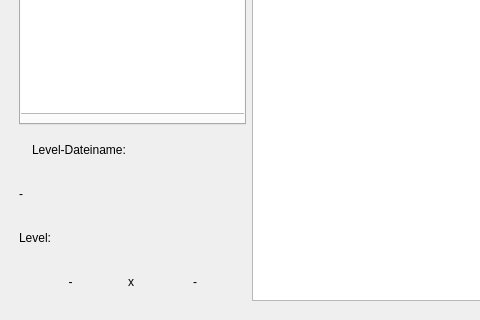
Before: the Qt Designer form src/editor/LevelView.ui in bluecking/ikaruga, drawn with Qt 5; both pictures show x 0 to 480 and y 200 to 520 of the 797 by 520 pixel window.
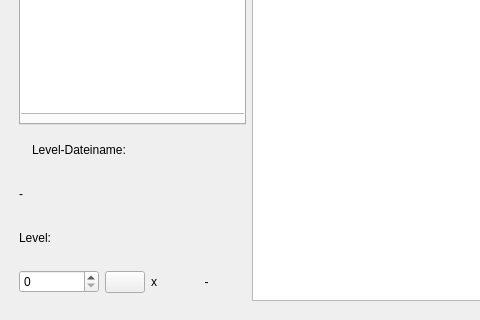
After: the same form once the commit is applied.

```diff
--- a/src/editor/LevelView.ui
+++ b/src/editor/LevelView.ui
@@ -195,12 +195,25 @@
         <item>
          <layout class="QHBoxLayout" name="horizontalLayout_2">
           <item>
-           <widget class="QLabel" name="level_width">
+           <widget class="QSpinBox" name="spinBox">
+            <property name="sizePolicy">
+             <sizepolicy hsizetype="Preferred" vsizetype="Fixed">
+              <horstretch>0</horstretch>
+              <verstretch>0</verstretch>
+             </sizepolicy>
+            </property>
+           </widget>
+          </item>
+          <item>
+           <widget class="QPushButton" name="pushButton">
+            <property name="sizePolicy">
+             <sizepolicy hsizetype="Fixed" vsizetype="Fixed">
+              <horstretch>0</horstretch>
+              <verstretch>0</verstretch>
+             </sizepolicy>
+            </property>
             <property name="text">
-             <string>-</string>
-            </property>
-            <property name="alignment">
-             <set>Qt::AlignCenter</set>
+             <string/>
             </property>
            </widget>
           </item>
```
